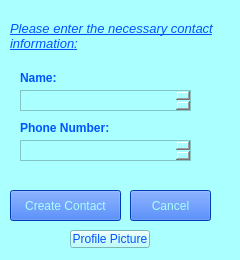
Qt form Address_Book/necessaryinfoform.ui (kajo12864/Address-Book) before a commit.
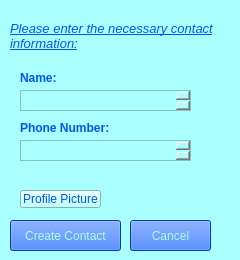
The same form after that commit.

```diff
--- a/Address_Book/necessaryinfoform.ui
+++ b/Address_Book/necessaryinfoform.ui
@@ -33,7 +33,7 @@
    <property name="geometry">
     <rect>
      <x>10</x>
-     <y>190</y>
+     <y>220</y>
      <width>111</width>
      <height>31</height>
     </rect>
@@ -81,7 +81,7 @@
    <property name="geometry">
     <rect>
      <x>130</x>
-     <y>190</y>
+     <y>220</y>
      <width>81</width>
      <height>31</height>
     </rect>
@@ -152,9 +152,9 @@
   <widget class="QPushButton" name="Profilepic">
    <property name="geometry">
     <rect>
-     <x>70</x>
-     <y>230</y>
-     <width>80</width>
+     <x>20</x>
+     <y>190</y>
+     <width>81</width>
      <height>18</height>
     </rect>
    </property>
@@ -162,6 +162,22 @@
     <string>Profile Picture</string>
    </property>
   </widget>
+  <widget class="QLabel" name="image_label">
+   <property name="geometry">
+    <rect>
+     <x>110</x>
+     <y>170</y>
+     <width>41</width>
+     <height>41</height>
+    </rect>
+   </property>
+   <property name="text">
+    <string/>
+   </property>
+   <property name="scaledContents">
+    <bool>true</bool>
+   </property>
+  </widget>
  </widget>
  <resources/>
  <connections/>
```
